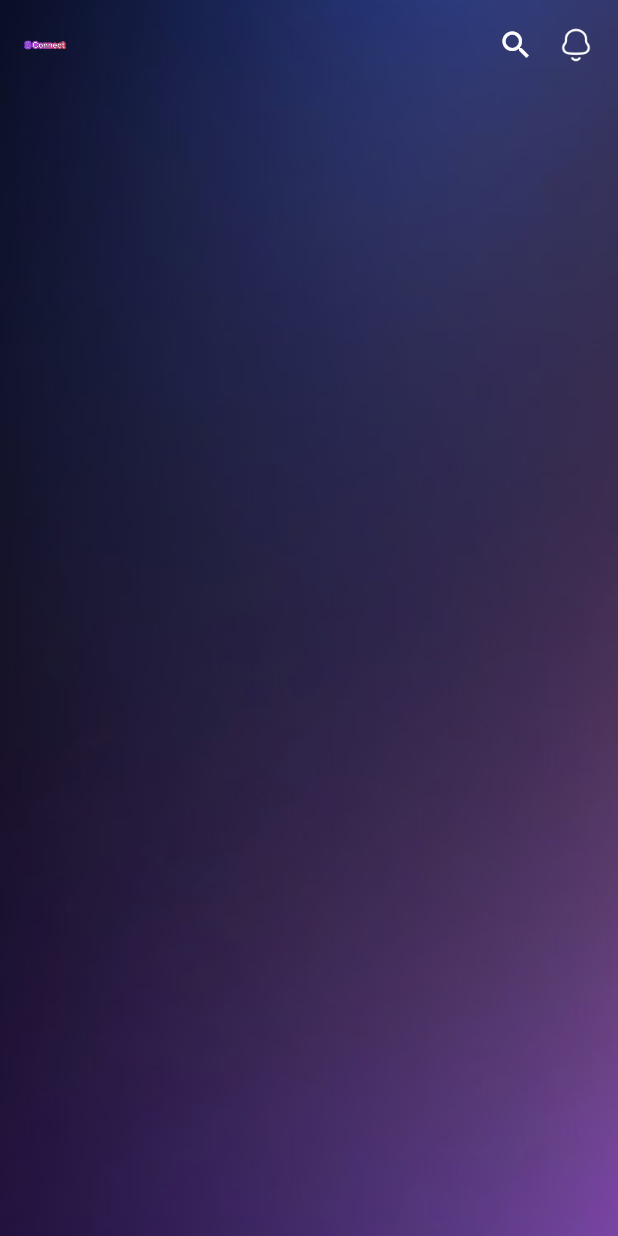
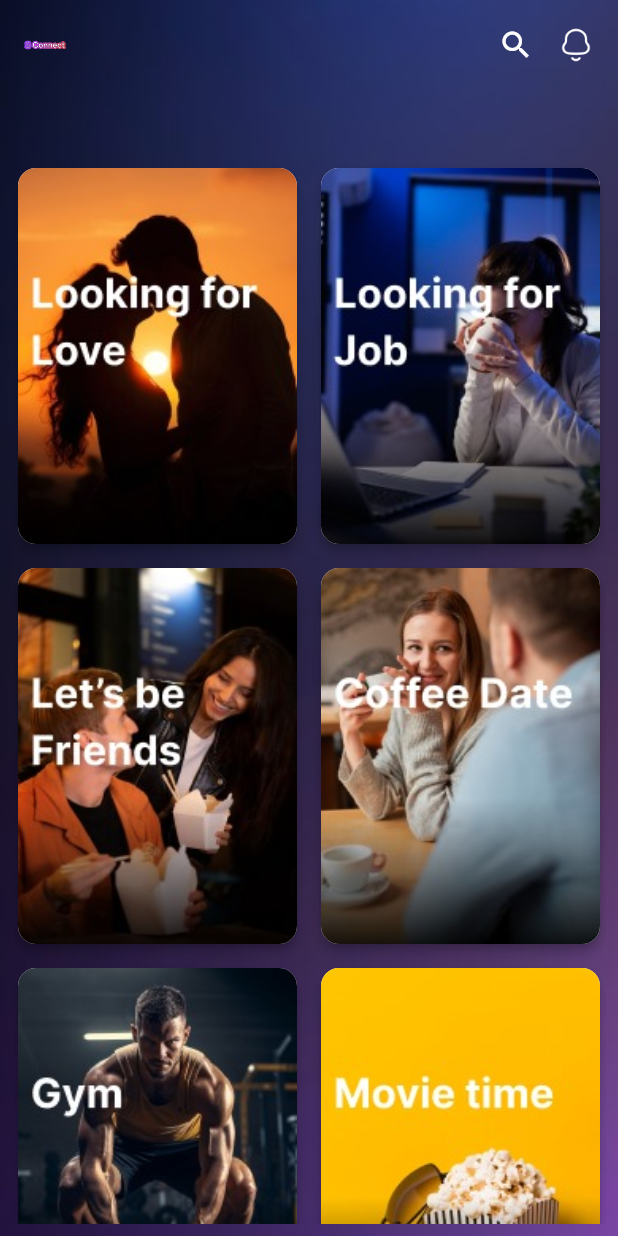
Before and after one commit to SajalDevX/hushh-connect, a Flutter app: the ExploreScreen screen opened directly, on a phone screen of 412 x 824 dp. Run offline on Flutter 3.47's test engine with Material 3 defaults, Android fonts, the phone set to English and light mode, and no system bars; our stand-ins replace firebase_auth, firebase_core, firebase_messaging, firebase_storage, flutter_image_compress, flutter_local_notifications and 7 more; accounts and stored records are empty; project files that could hold a hidden picture were left out.

Commit message:
add:added the explore screen and done minor bug fixes

```diff
--- a/lib/ui/app/explore/exploreScreen.dart
+++ b/lib/ui/app/explore/exploreScreen.dart
@@ -9,17 +9,63 @@ class ExploreScreen extends StatefulWidget {
 }
 
 class _ExploreScreenState extends State<ExploreScreen> {
+  // Example list of card data (name and image)
+  final List<Map<String, String>> cardData = [
+    {
+      // 'name': 'Looking for Love',
+      'name': '',
+      'image': 'lib/assets/images/love.jpeg',
+    },
+    {
+      'name': '',
+      // 'name': 'Looking for Job',
+      'image': 'lib/assets/images/lookingforjob.jpeg',
+    },
+    {
+      'name': '',
+      // 'name': 'Let"s be friends',
+      'image': 'lib/assets/images/friends.jpeg',
+    },
+    {
+      'name': '',
+      // 'name': 'Coffee date',
+      'image': 'lib/assets/images/coffeedate.jpeg',
+    },
+    {
+      'name': '',
+      // 'name': 'Gym',
+      'image': 'lib/assets/images/gym.jpeg',
+    },
+    {
+      'name': '',
+      // 'name': 'Movie Time',
+      'image': 'lib/assets/images/movietime.jpeg',
+    },
+    {
+      'name': '',
+      // 'name': 'Developers',
+      'image': 'lib/assets/images/developers.jpeg',
+    },
+    {
+      'name': '',
+      // 'name': 'Superheros',
+      'image': 'lib/assets/images/coffeedate.jpeg',
+    },
+  ];
+
   @override
   Widget build(BuildContext context) {
     return Scaffold(
       body: Stack(
         children: [
+          // Background Image
           Positioned.fill(
             child: Image.asset(
               'lib/assets/images/app_bg.jpeg',
               fit: BoxFit.cover,
             ),
           ),
+          // Top Bar with Logo and Icons
           Positioned(
             top: 0,
             left: 0,
@@ -49,19 +95,58 @@ class _ExploreScreenState extends State<ExploreScreen> {
                           height: 24,
                         ),
                       ],
-                    )
+                    ),
                   ],
                 ),
               ),
             ),
           ),
-          SizedBox(height: 8),
-          ListView.builder(
-            itemCount: 2,
-            itemBuilder: (context, index) {
-              return;
-            },
-          )
+          // GridView for 2 columns and 4 rows
+          Positioned.fill(
+            top: 100, // Adjust as necessary to avoid overlap with top bar
+            child: Padding(
+              padding: const EdgeInsets.all(8.0),
+              child: GridView.builder(
+                itemCount: cardData.length, // Number of cards to display
+                gridDelegate: const SliverGridDelegateWithFixedCrossAxisCount(
+                  crossAxisCount: 2, // 2 columns
+                  crossAxisSpacing: 8.0, // Spacing between columns
+                  mainAxisSpacing: 8.0, // Spacing between rows
+                  childAspectRatio: 0.75, // Adjust this ratio for card size
+                ),
+                itemBuilder: (context, index) {
+                  final card = cardData[index]; // Get the card data
+
+                  return Card(
+                    elevation: 3,
+                    shape: RoundedRectangleBorder(
+                      borderRadius: BorderRadius.circular(12.0),
+                    ),
+                    child: Container(
+                      decoration: BoxDecoration(
+                        borderRadius: BorderRadius.circular(12.0),
+                        image: DecorationImage(
+                          image: AssetImage(
+                              card['image']!), // Card background image
+                          fit: BoxFit.cover,
+                        ),
+                      ),
+                      child: Center(
+                        child: Text(
+                          card['name']!, // Card name
+                          style: const TextStyle(
+                            color: Colors.white,
+                            fontSize: 16,
+                            fontWeight: FontWeight.bold,
+                          ),
+                        ),
+                      ),
+                    ),
+                  );
+                },
+              ),
+            ),
+          ),
         ],
       ),
     );
--- a/lib/ui/app/home/homeViewmodel.dart
+++ b/lib/ui/app/home/homeViewmodel.dart
@@ -170,7 +170,7 @@ class HomeViewModel extends ChangeNotifier {
       print('Exception occurred: $e');
     } finally {
       isLoading = false;
-      notifyListeners();
+      // notifyListeners();
       print('Loading state reset and listeners notified.');
     }
   }
--- a/lib/ui/components/customCard.dart
+++ b/lib/ui/components/customCard.dart
@@ -89,6 +89,9 @@ class DraggableCardState extends State<DraggableCard>
 
         if (isSwipeRight) {
           widget.viewModel.addToContact(currentUserId);
+
+          widget.currentCardIndex.value++;
+          widget.imageIndices.value[widget.currentCardIndex.value] = 0;
         }
 
         // Move to the next card if it's not the last card
--- a/lib/ui/components/productCard.dart
+++ b/lib/ui/components/productCard.dart
@@ -22,6 +22,7 @@ class ProductCard extends StatelessWidget {
               product.productImageUrl,
               fit: BoxFit.cover,
               width: double.infinity,
+              height: 150,
             ),
           ),
           Padding(
```
Also changed, not shown: lib/ui/app/connect/connectScreen.dart (added, +64 -0 lines), lib/ui/app/home/friendsScreen.dart (+11 -11 lines), lib/ui/app/home/homeScreen.dart (+4 -3 lines), lib/ui/app/product/addProductScreen.dart (+14 -5 lines), lib/ui/app/product/productScreen.dart (+19 -9 lines), lib/ui/app/profile/profileScreen.dart (+36 -0 lines), lib/ui/components/exploreCard.dart (added, +49 -0 lines), pubspec.yaml (+7 -0 lines), lib/assets/images/coffeedate.jpeg (added), lib/assets/images/developers.jpeg (added), lib/assets/images/friends.jpeg (added), lib/assets/images/gym.jpeg (added), lib/assets/images/lookingforjob.jpeg (added), lib/assets/images/love.jpeg (added), 2 more files, 1 other file.
